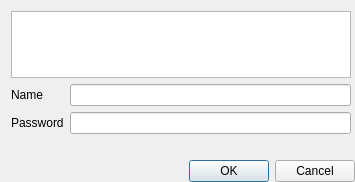
goszpeti/conan_explorer, file src/conan_app_launcher/ui/views/conan_conf/dialogs/remote_login_dialog.ui: the form before one commit.
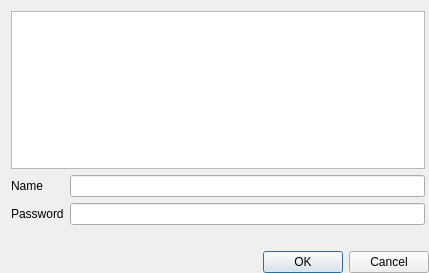
The form after the commit. Custom widgets are drawn as their Qt base class.

The edit to the form file:
```diff
--- a/src/conan_app_launcher/ui/views/conan_conf/dialogs/remote_login_dialog.ui
+++ b/src/conan_app_launcher/ui/views/conan_conf/dialogs/remote_login_dialog.ui
@@ -6,8 +6,8 @@
    <rect>
     <x>0</x>
     <y>0</y>
-    <width>355</width>
-    <height>182</height>
+    <width>429</width>
+    <height>273</height>
    </rect>
   </property>
   <property name="sizePolicy">
@@ -22,7 +22,7 @@
   <property name="modal">
    <bool>true</bool>
   </property>
-  <layout class="QVBoxLayout" name="verticalLayout">
+  <layout class="QVBoxLayout" name="verticalLayout" stretch="1,0,0">
    <property name="rightMargin">
     <number>0</number>
    </property>
```
